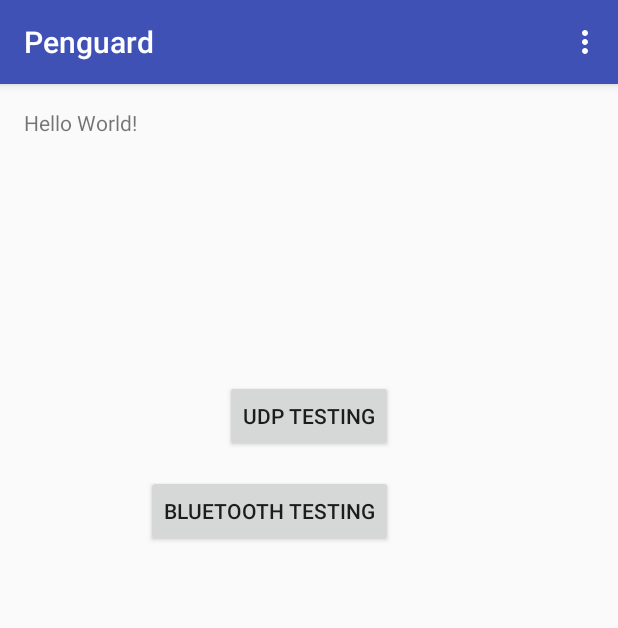
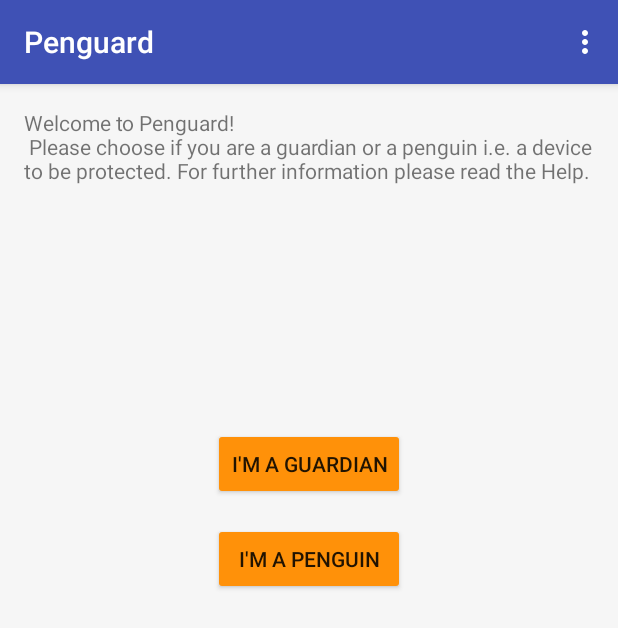
Before and after one commit to HappyTetrahedron/penguard, an Android app: the screen it shows after launch (MainActivity), on a phone screen of 412 x 824 dp. Shown: the top 628 px of the screen. Run offline under Robolectric (Android 15) with nearby library versions, the light colour scheme and no system bars.

Commit message:
#5 design for main done including intent flow... more or less the i am a penguin option is not implemented and maybe someone wants to proof read the welcome text

```diff
--- a/code/app/src/main/java/verteiltesysteme/penguard/MainActivity.java
+++ b/code/app/src/main/java/verteiltesysteme/penguard/MainActivity.java
@@ -35,22 +35,23 @@ public class MainActivity extends AppCompatActivity {
 
         setContentView(R.layout.activity_main);
 
-        b1 = (Button)findViewById(R.id.button); //UDP will later be called the i'm a guard
-        b2 = (Button)findViewById(R.id.button2); //bluetooth //will later be called i'm a penguin
+        b1 = (Button)findViewById(R.id.button); //i'm a guard
+        b2 = (Button)findViewById(R.id.button2); //i'm a penguin
 
         /* Not sure if I'm supposed to but, put I put my UDPTesting activity here, so that when I click the
          * button I can test whether my UDP implementation works. If anyone needs the button for something else,
          * feel free to just remove it. --Nils
          */
-        b1.setOnClickListener(new View.OnClickListener() { @Override
+        b2.setOnClickListener(new View.OnClickListener() { @Override
         public void onClick(View view) {
-            Intent intent = new Intent(view.getContext(), GGroupJoinActivity.class); //TODO i changed this for the purpose of doing #17 since we do not have the server yet and the intent flow is sort of weird too
-            startActivity(intent);
+            /*Intent intent = new Intent(view.getContext(), GGroupJoinActivity.class); //TODO i changed this for the purpose of doing #17 since we do not have the server yet and the intent flow is sort of weird too
+            startActivity(intent);*/
+            toast("Being a penguin is not implemented yet...sorry");
 
         }
         });
 
-        b2.setOnClickListener(new View.OnClickListener() { @Override
+        b1.setOnClickListener(new View.OnClickListener() { @Override
             public void onClick(View view) {
                 Intent serviceIntent = new Intent(view.getContext(), GuardService.class);
                 startService(serviceIntent);
@@ -96,6 +97,11 @@ public class MainActivity extends AppCompatActivity {
         super.onDestroy();
     }
 
+    private void toast(String msg){
+        Toast.makeText(this, msg, Toast.LENGTH_SHORT).show();
+    }
+
+
     private void debug(String msg) {
         Log.d("Penguard_main", msg);
     }
--- a/code/app/src/main/res/layout/activity_main.xml
+++ b/code/app/src/main/res/layout/activity_main.xml
@@ -8,29 +8,34 @@
     android:paddingLeft="@dimen/activity_horizontal_margin"
     android:paddingRight="@dimen/activity_horizontal_margin"
     android:paddingTop="@dimen/activity_vertical_margin"
-    tools:context="verteiltesysteme.penguard.MainActivity">
+    tools:context="verteiltesysteme.penguard.MainActivity"
+    android:backgroundTint="@color/blue"
+    android:background="@color/colorPrimary">
 
     <TextView
         android:layout_width="wrap_content"
         android:layout_height="wrap_content"
-        android:text="Hello World!"
+        android:text="@string/Welcome"
         android:id="@+id/textView" />
 
     <Button
-        android:text="UDP testing"
+        android:text="@string/guard"
         android:layout_width="wrap_content"
         android:layout_height="wrap_content"
         android:layout_below="@+id/textView"
         android:layout_centerHorizontal="true"
         android:layout_marginTop="162dp"
-        android:id="@+id/button" />
+        android:id="@+id/button"
+        android:backgroundTint="@color/orange" />
 
     <Button
-        android:text="Bluetooth testing"
+        android:text="@string/penguin"
         android:layout_width="wrap_content"
         android:layout_height="wrap_content"
         android:layout_below="@+id/button"
         android:layout_alignEnd="@+id/button"
         android:layout_marginTop="15dp"
-        android:id="@+id/button2" />
+        android:id="@+id/button2"
+        android:layout_alignStart="@+id/button"
+        android:backgroundTint="@color/orange" />
 </RelativeLayout>
--- a/code/app/src/main/res/values/colors.xml
+++ b/code/app/src/main/res/values/colors.xml
@@ -1,6 +1,30 @@
 <?xml version="1.0" encoding="utf-8"?>
 <resources>
-    <color name="colorPrimary">#3F51B5</color>
-    <color name="colorPrimaryDark">#303F9F</color>
-    <color name="colorAccent">#FF4081</color>
+    <color name="colorPrimary">#3f51b5</color>
+    <color name="colorPrimaryDark">#303f9f</color>
+    <color name="colorAccent">#ff4081</color>
+
+    <item name="blue" type="color">#f6f6f6</item>
+    <item name="purple" type="color">#FFAA66CC</item>
+    <item name="green" type="color">#FF99CC00</item>
+    <item name="orange" type="color">#ff9109</item>
+    <item name="red" type="color">#FFFF4444</item>
+    <item name="darkblue" type="color">#FF0099CC</item>
+    <item name="darkpurple" type="color">#FF9933CC</item>
+    <item name="darkgreen" type="color">#FF669900</item>
+    <item name="darkorange" type="color">#FFFF8800</item>
+    <item name="darkred" type="color">#FFCC0000</item>
+
+    <integer-array name="androidcolors">
+        <item>@color/blue</item>
+        <item>@color/purple</item>
+        <item>@color/green</item>
+        <item>@color/orange</item>
+        <item>@color/red</item>
+        <item>@color/darkblue</item>
+        <item>@color/darkpurple</item>
+        <item>@color/darkgreen</item>
+        <item>@color/darkorange</item>
+        <item>@color/darkred</item>
+    </integer-array>
 </resources>
--- a/code/app/src/main/res/values/strings.xml
+++ b/code/app/src/main/res/values/strings.xml
@@ -14,6 +14,9 @@
     <string name="penguard_active">Penguard is active</string>
     <string name="group_join_Text">Please enter the name of a member of the group you want to join</string>
     <string name="group_join_wait">attempting to join the group, please wait</string>
+    <string name="guard">I\'m a guardian</string>
+    <string name="penguin">I\'m a penguin</string>
+    <string name="Welcome">Welcome to Penguard! \n Please choose if you are a guardian or a penguin i.e. a device to be protected. For further information please read the Help.</string>
 
     <string name="menu_settings">Settings</string>
 
```
